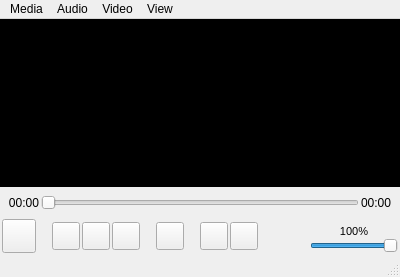
Before: the Qt Designer form applications/video-player/video-player-gui.ui in daniel86/regen, drawn with Qt 5.
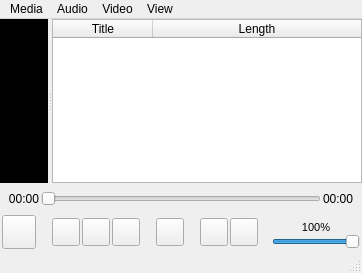
After: the same form once the commit is applied. Icons and pictures are not drawn.

Commit message: adding playlist widget for video player

```diff
--- a/applications/video-player/video-player-gui.ui
+++ b/applications/video-player/video-player-gui.ui
@@ -6,24 +6,31 @@
    <rect>
     <x>0</x>
     <y>0</y>
-    <width>400</width>
-    <height>277</height>
+    <width>362</width>
+    <height>273</height>
    </rect>
   </property>
   <property name="windowTitle">
    <string>OpenGL Video Player</string>
   </property>
   <widget class="QWidget" name="centralwidget">
-   <layout class="QGridLayout" name="gridLayout">
+   <layout class="QGridLayout" name="gridLayout_2">
     <property name="margin">
      <number>0</number>
     </property>
     <item row="0" column="0">
-     <layout class="QVBoxLayout" name="verticalLayout" stretch="0,0,0">
-      <property name="sizeConstraint">
-       <enum>QLayout::SetNoConstraint</enum>
-      </property>
+     <layout class="QVBoxLayout" name="verticalLayout">
       <item>
+       <widget class="QSplitter" name="splitter">
+        <property name="sizePolicy">
+         <sizepolicy hsizetype="Expanding" vsizetype="Expanding">
+          <horstretch>0</horstretch>
+          <verstretch>0</verstretch>
+         </sizepolicy>
+        </property>
+        <property name="orientation">
+         <enum>Qt::Horizontal</enum>
+        </property>
        <widget class="QWidget" name="blackBackground" native="true">
         <property name="sizePolicy">
          <sizepolicy hsizetype="Expanding" vsizetype="Expanding">
@@ -43,7 +50,7 @@
         <property name="styleSheet">
          <string notr="true">background-color: black;</string>
         </property>
-        <layout class="QGridLayout" name="gridLayout_3">
+         <layout class="QGridLayout" name="gridLayout">
          <property name="margin">
           <number>0</number>
          </property>
@@ -57,8 +64,8 @@
            </property>
            <property name="minimumSize">
             <size>
-             <width>48</width>
-             <height>48</height>
+              <width>1</width>
+              <height>1</height>
             </size>
            </property>
            <property name="focusPolicy">
@@ -72,12 +79,67 @@
              <number>0</number>
             </property>
             <item row="0" column="0">
-             <layout class="QGridLayout" name="gridLayout_2"/>
+              <layout class="QGridLayout" name="gridLayout_7"/>
             </item>
            </layout>
           </widget>
          </item>
         </layout>
+        </widget>
+        <widget class="QTableWidget" name="playlistTable">
+         <property name="sizePolicy">
+          <sizepolicy hsizetype="Expanding" vsizetype="Expanding">
+           <horstretch>0</horstretch>
+           <verstretch>0</verstretch>
+          </sizepolicy>
+         </property>
+         <property name="frameShape">
+          <enum>QFrame::StyledPanel</enum>
+         </property>
+         <property name="frameShadow">
+          <enum>QFrame::Plain</enum>
+         </property>
+         <property name="showGrid">
+          <bool>false</bool>
+         </property>
+         <property name="gridStyle">
+          <enum>Qt::SolidLine</enum>
+         </property>
+         <property name="wordWrap">
+          <bool>false</bool>
+         </property>
+         <property name="cornerButtonEnabled">
+          <bool>true</bool>
+         </property>
+         <attribute name="horizontalHeaderVisible">
+          <bool>true</bool>
+         </attribute>
+         <attribute name="horizontalHeaderCascadingSectionResizes">
+          <bool>false</bool>
+         </attribute>
+         <attribute name="horizontalHeaderHighlightSections">
+          <bool>true</bool>
+         </attribute>
+         <attribute name="horizontalHeaderShowSortIndicator" stdset="0">
+          <bool>true</bool>
+         </attribute>
+         <attribute name="horizontalHeaderStretchLastSection">
+          <bool>true</bool>
+         </attribute>
+         <attribute name="verticalHeaderVisible">
+          <bool>false</bool>
+         </attribute>
+         <column>
+          <property name="text">
+           <string>Title</string>
+          </property>
+         </column>
+         <column>
+          <property name="text">
+           <string>Length</string>
+          </property>
+         </column>
+        </widget>
        </widget>
       </item>
       <item>
@@ -545,7 +607,7 @@
     <rect>
      <x>0</x>
      <y>0</y>
-     <width>400</width>
+     <width>362</width>
      <height>22</height>
     </rect>
    </property>
```
Left out of the diff: 80 changed lines with no effect on the pictures. Lines whose indentation alone changed are shown as unchanged. The commit also changes 6 other files.
